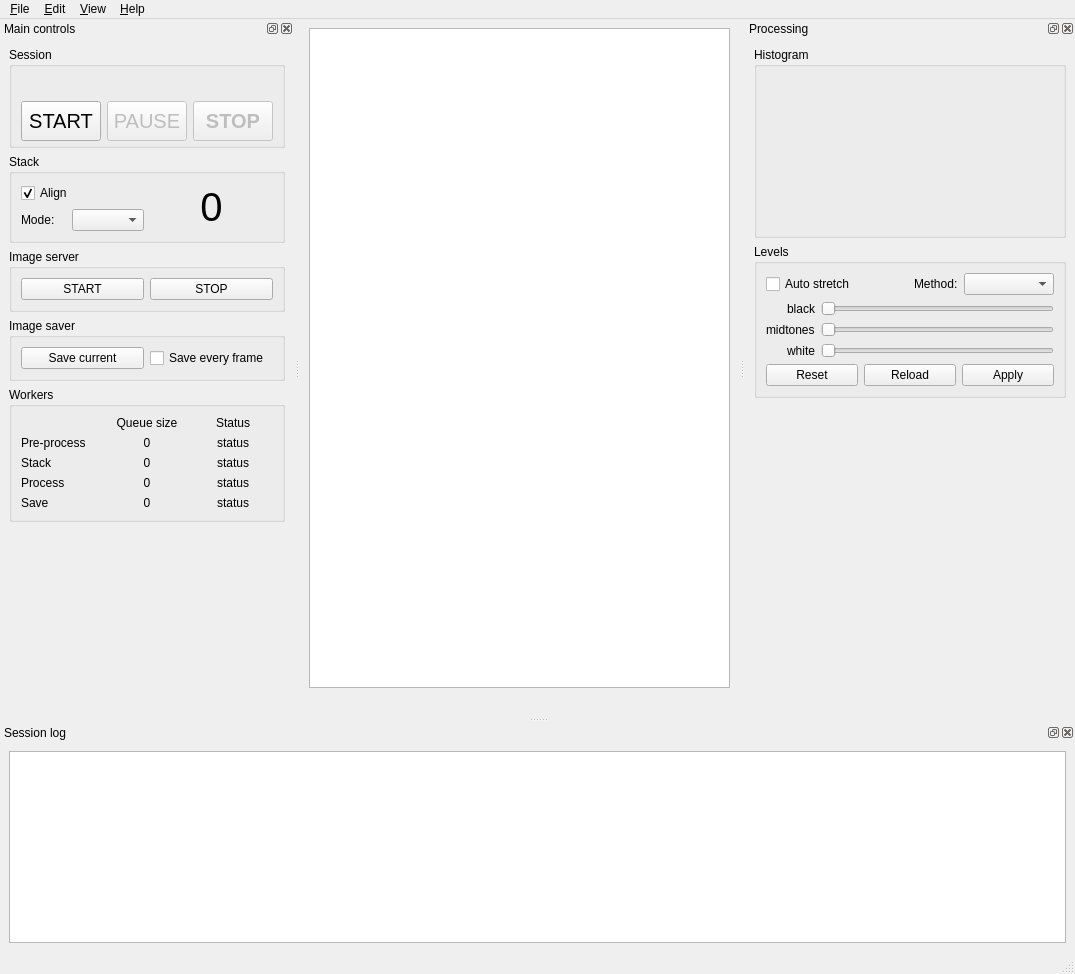
Qt form src/als/ui/als_ui.ui (gehelem/als) before a commit.
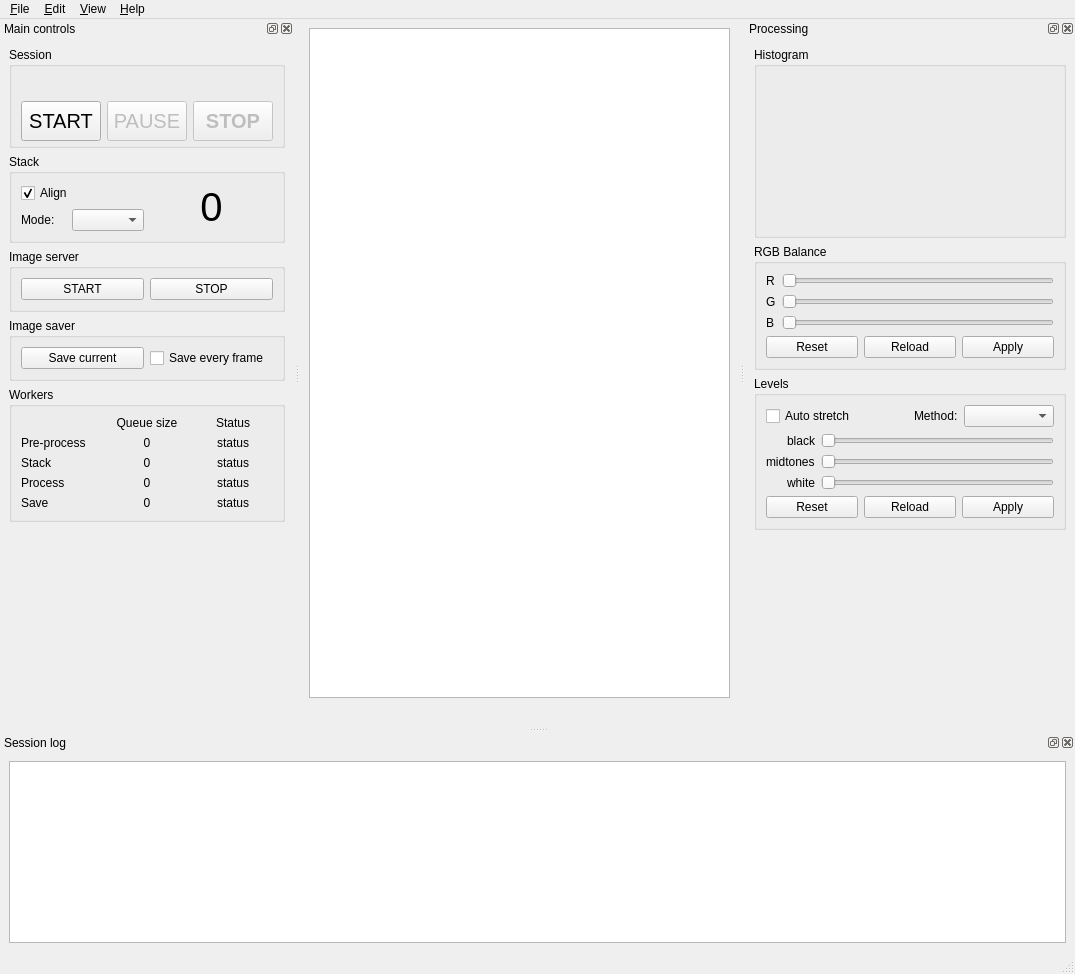
The same form after that commit. Custom widgets are drawn as their Qt base class.

Commit message: Put RGB balance processing back in

```diff
--- a/src/als/ui/als_ui.ui
+++ b/src/als/ui/als_ui.ui
@@ -646,7 +646,7 @@
    <property name="minimumSize">
     <size>
      <width>330</width>
-     <height>478</height>
+     <height>708</height>
     </size>
    </property>
    <property name="allowedAreas">
@@ -659,7 +659,7 @@
     <number>2</number>
    </attribute>
    <widget class="QWidget" name="dockWidgetContents_3">
-    <layout class="QVBoxLayout" name="verticalLayout_6">
+    <layout class="QVBoxLayout" name="verticalLayout_8">
      <item>
       <widget class="QGroupBox" name="groupBox_7">
        <property name="minimumSize">
@@ -685,6 +685,95 @@
        </layout>
       </widget>
      </item>
+     <item>
+      <widget class="QGroupBox" name="groupBox_8">
+       <property name="title">
+        <string>RGB Balance</string>
+       </property>
+       <layout class="QVBoxLayout" name="verticalLayout_6">
+        <item>
+         <layout class="QGridLayout" name="gridLayout_2">
+          <item row="0" column="0">
+           <widget class="QLabel" name="label_5">
+            <property name="text">
+             <string>R</string>
+            </property>
+           </widget>
+          </item>
+          <item row="0" column="1">
+           <widget class="Slider" name="sld_rgb_r">
+            <property name="maximum">
+             <number>255</number>
+            </property>
+            <property name="orientation">
+             <enum>Qt::Horizontal</enum>
+            </property>
+           </widget>
+          </item>
+          <item row="1" column="0">
+           <widget class="QLabel" name="label_6">
+            <property name="text">
+             <string>G</string>
+            </property>
+           </widget>
+          </item>
+          <item row="1" column="1">
+           <widget class="Slider" name="sld_rgb_g">
+            <property name="maximum">
+             <number>255</number>
+            </property>
+            <property name="orientation">
+             <enum>Qt::Horizontal</enum>
+            </property>
+           </widget>
+          </item>
+          <item row="2" column="0">
+           <widget class="QLabel" name="label_7">
+            <property name="text">
+             <string>B</string>
+            </property>
+           </widget>
+          </item>
+          <item row="2" column="1">
+           <widget class="Slider" name="sld_rgb_b">
+            <property name="maximum">
+             <number>255</number>
+            </property>
+            <property name="orientation">
+             <enum>Qt::Horizontal</enum>
+            </property>
+           </widget>
+          </item>
+         </layout>
+        </item>
+        <item>
+         <layout class="QHBoxLayout" name="horizontalLayout_6">
+          <item>
+           <widget class="QPushButton" name="btn_rgb_reset">
+            <property name="text">
+             <string>Reset</string>
+            </property>
+           </widget>
+          </item>
+          <item>
+           <widget class="QPushButton" name="btn_rgb_reload">
+            <property name="text">
+             <string>Reload</string>
+            </property>
+           </widget>
+          </item>
+          <item>
+           <widget class="QPushButton" name="btn_rgb_apply">
+            <property name="text">
+             <string>Apply</string>
+            </property>
+           </widget>
+          </item>
+         </layout>
+        </item>
+       </layout>
+      </widget>
+     </item>
      <item>
       <widget class="QGroupBox" name="groupBox_6">
        <property name="font">
```
The commit also changes 4 other files.
